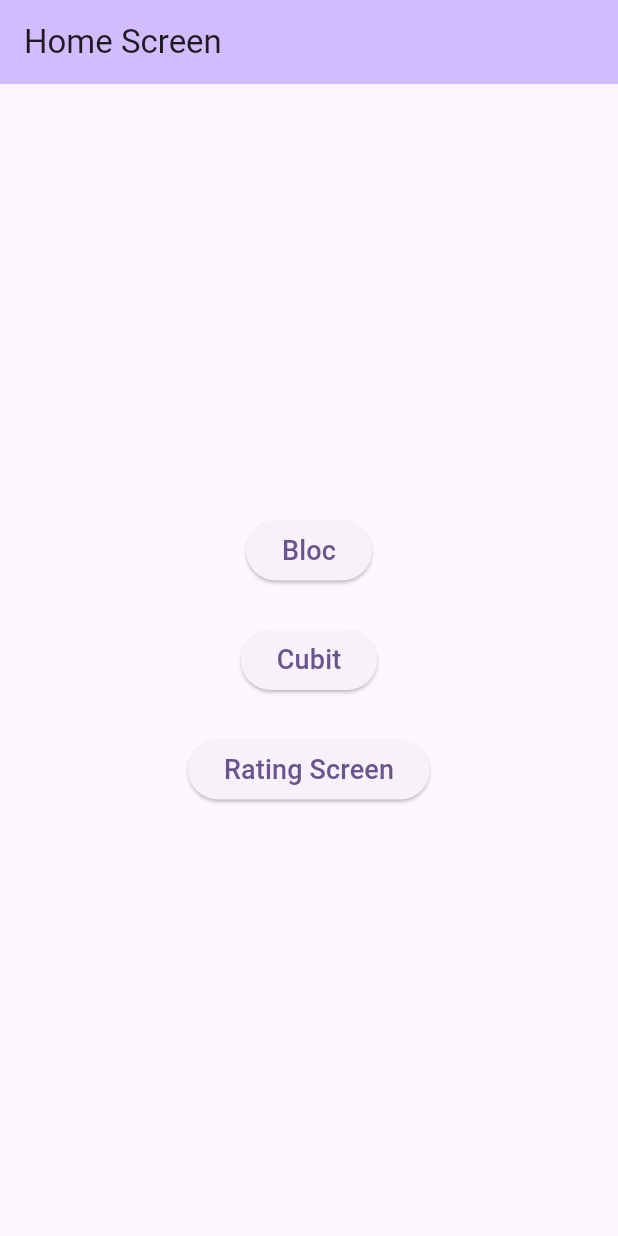
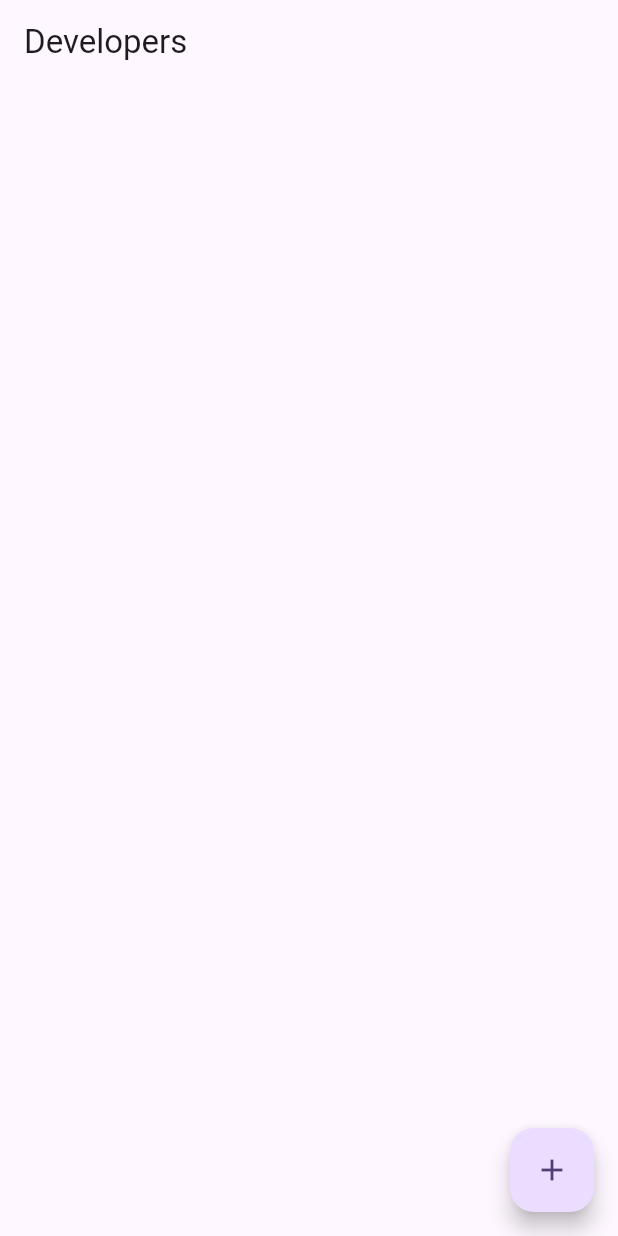
Before and after one commit to Pratham-Makwana/LearnBlocState, a Flutter app: the screen it shows after launch, on a phone screen of 412 x 824 dp. Run offline on Flutter 3.47's test engine with Material 3 defaults, Android fonts, the phone set to English and light mode, and no system bars; our stand-ins replace faker, flutter_bloc.

Commit message:
Maintain State Of Custome List

```diff
--- /dev/null
+++ b/lib/bloc/developer_bloc.dart
@@ -0,0 +1,43 @@
+import 'package:cubit_demo/model/developer.dart';
+import 'package:faker/faker.dart';
+import 'package:flutter/foundation.dart';
+import 'package:flutter_bloc/flutter_bloc.dart';
+
+part 'developer_event.dart';
+
+class DeveloperBloc extends Bloc<DeveloperEvent, List<DeveloperModel>> {
+  DeveloperBloc() : super([]) {
+    on<AddDeveloper>(_addDeveloper);
+    on<RemoveDeveloper>(_removeDeveloper);
+  }
+
+  void _addDeveloper(AddDeveloper event, Emitter emit) {
+    final faker = Faker();
+    final developer = DeveloperModel(
+        name: faker.person.name(), email: faker.internet.email());
+
+    state.add(developer);
+
+    // problem is only one list is add
+    /// bloc and cubit are immutable Which means we always need to pass new state (object)
+    /// It Refers to same object
+    /// so we need to pass new list every time whenever we do change in list
+    // emit(state);
+    /// -------------- Solution -------------------
+    /// ----------------------- 1 way
+    // emit([...state]); // add the last of list to new list
+    /// ----------------------- 2 way
+    //   emit([...state, developer]); // add the developer to state and add the last of list to new list
+
+    /// ----------- Prefer Way --------------------
+    /// It generate new list reference with the old variable
+    emit(List.of(state));
+    //List.of() - Compile time type check of objects
+    //List.from() - Runtime time type check of objects
+  }
+
+  void _removeDeveloper(RemoveDeveloper event, Emitter emit) {
+    state.remove(event.developer);
+    emit(List.of(state));
+  }
+}
--- /dev/null
+++ b/lib/bloc/developer_event.dart
@@ -0,0 +1,12 @@
+part of 'developer_bloc.dart';
+
+@immutable
+sealed class DeveloperEvent {}
+
+final class AddDeveloper extends DeveloperEvent {}
+
+final class RemoveDeveloper extends DeveloperEvent {
+  final DeveloperModel developer;
+
+  RemoveDeveloper({required this.developer});
+}
--- a/lib/main.dart
+++ b/lib/main.dart
@@ -1,6 +1,7 @@
 import 'package:cubit_demo/Cubit/rating_cubit.dart';
-import 'package:cubit_demo/myBloc_observer.dart';
-import 'package:cubit_demo/screen/home_screen.dart';
+import 'package:cubit_demo/bloc/developer_bloc.dart';
+import 'package:cubit_demo/screen/developer_screen.dart';
+import 'package:cubit_demo/widgets/myBloc_observer.dart';
 import 'package:flutter/material.dart';
 import 'package:flutter_bloc/flutter_bloc.dart';
 
@@ -16,13 +17,14 @@ class MyApp extends StatelessWidget {
   @override
   Widget build(BuildContext context) {
     return BlocProvider(
-      create: (context) => RatingCubit(),
+      create: (context) => DeveloperBloc(),
+      //create: (context) => RatingCubit(),
       child: MaterialApp(
         theme: ThemeData(
           colorScheme: ColorScheme.fromSeed(seedColor: Colors.deepPurple),
           useMaterial3: true,
         ),
-        home: const HomeScreen(),
+        home: const DeveloperScreen(),
       ),
     );
   }
--- /dev/null
+++ b/lib/model/developer.dart
@@ -0,0 +1,6 @@
+class DeveloperModel {
+  String name;
+  String email;
+
+  DeveloperModel({required this.name, required this.email});
+}
--- a/lib/screen/bloc_screen.dart
+++ b/lib/screen/bloc_screen.dart
@@ -3,7 +3,8 @@ import 'dart:developer';
 import 'package:flutter/material.dart';
 import 'package:flutter_bloc/flutter_bloc.dart';
 
-import '../counter_bloc.dart';
+
+import '../bloc_counter/controller/counter_bloc.dart';
 
 class BlocScreen extends StatefulWidget {
   const BlocScreen({super.key});
--- a/lib/screen/cubit_screen.dart
+++ b/lib/screen/cubit_screen.dart
@@ -1,8 +1,10 @@
-import 'dart:developer';
 
-import 'package:cubit_demo/counter_cubit.dart';
+
+
 import 'package:flutter/material.dart';
 import 'package:flutter_bloc/flutter_bloc.dart';
+
+import '../bloc_counter/controller/counter_cubit.dart';
 
 class CubitScreen extends StatefulWidget {
   const CubitScreen({super.key});
--- /dev/null
+++ b/lib/screen/developer_screen.dart
@@ -0,0 +1,49 @@
+import 'package:cubit_demo/bloc/developer_bloc.dart';
+import 'package:cubit_demo/model/developer.dart';
+import 'package:flutter/cupertino.dart';
+import 'package:flutter/material.dart';
+import 'package:flutter_bloc/flutter_bloc.dart';
+
+class DeveloperScreen extends StatefulWidget {
+  const DeveloperScreen({super.key});
+
+  @override
+  State<DeveloperScreen> createState() => _DeveloperScreenState();
+}
+
+class _DeveloperScreenState extends State<DeveloperScreen> {
+  @override
+  Widget build(BuildContext context) {
+    return Scaffold(
+      appBar: AppBar(
+        title: const Text("Developers"),
+      ),
+      body: BlocBuilder<DeveloperBloc, List<DeveloperModel>>(
+        builder: (context, state) {
+          return ListView.builder(
+            itemCount: state.length,
+            itemBuilder: (context, index) {
+              return ListTile(
+                title: Text(state[index].name),
+                subtitle: Text(state[index].email),
+                trailing: IconButton(
+                  tooltip: 'Remove',
+                    onPressed: () => context
+                        .read<DeveloperBloc>()
+                        .add(RemoveDeveloper(developer: state[index])),
+                    icon: const Icon(CupertinoIcons.delete)),
+              );
+            },
+          );
+        },
+      ),
+      floatingActionButton: FloatingActionButton(
+        /// adding the event to the bloc
+        onPressed: () => context.read<DeveloperBloc>().add(AddDeveloper()),
+
+        tooltip: 'Add Developer',
+        child: const Icon(Icons.add),
+      ),
+    );
+  }
+}
--- a/lib/screen/home_screen.dart
+++ b/lib/screen/home_screen.dart
@@ -1,10 +1,9 @@
 import 'dart:developer';
-
-import 'package:cubit_demo/rating_screen.dart';
+import 'package:cubit_demo/screen/rating_screen.dart';
 import 'package:cubit_demo/screen/bloc_screen.dart';
-import 'package:cubit_demo/counter_bloc.dart';
 import 'package:flutter/material.dart';
 
+import '../bloc_counter/controller/counter_bloc.dart';
 import 'cubit_screen.dart';
 
 class HomeScreen extends StatefulWidget {
--- a/pubspec.yaml
+++ b/pubspec.yaml
@@ -16,7 +16,10 @@ dependencies:
 
 
   cupertino_icons: ^1.0.8
-  flutter_bloc:
+  # Random Data
+  faker: ^2.2.0
+
+  flutter_bloc: ^8.1.6
 
 dev_dependencies:
   flutter_test:
```
Also changed, not shown: lib/bloc_counter/controller/counter_bloc.dart (renamed from lib/counter_bloc.dart), lib/bloc_counter/controller/counter_cubit.dart (renamed from lib/counter_cubit.dart), lib/screen/rating_screen.dart (renamed from lib/rating_screen.dart), lib/widgets/myBloc_observer.dart (renamed from lib/myBloc_observer.dart), pubspec.lock.
